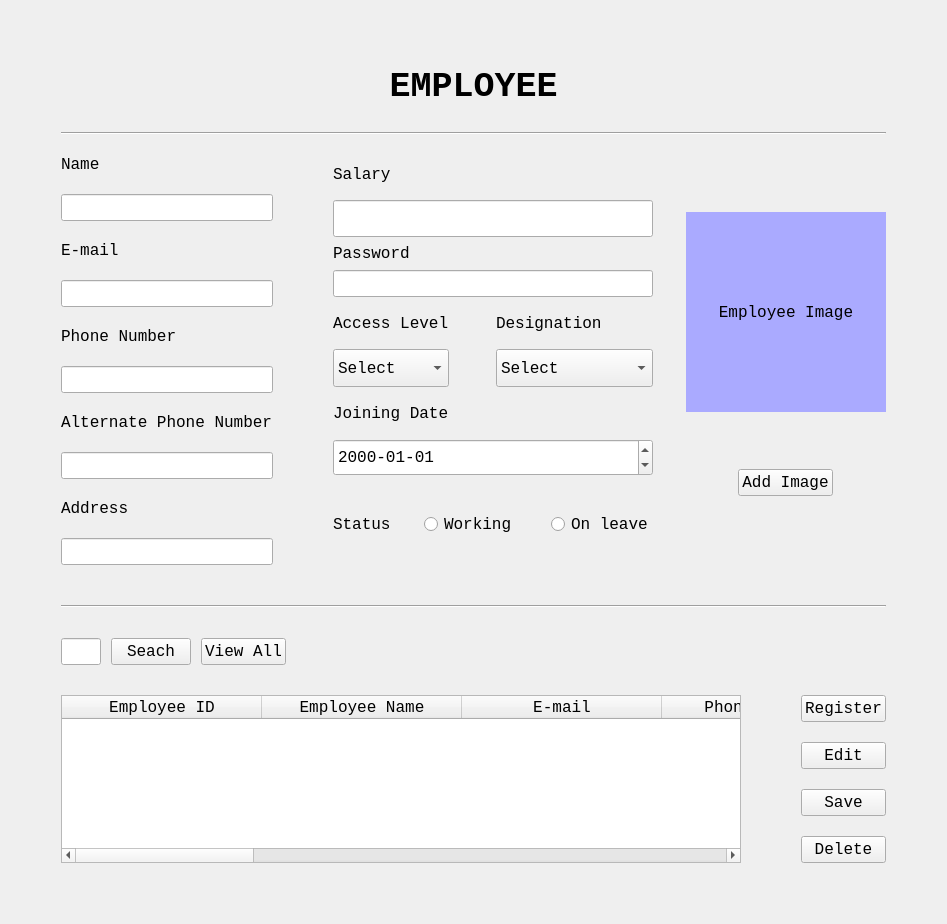
ASNaeem/Simple-VCMS, file EmployeeUI.ui: the form before one commit.
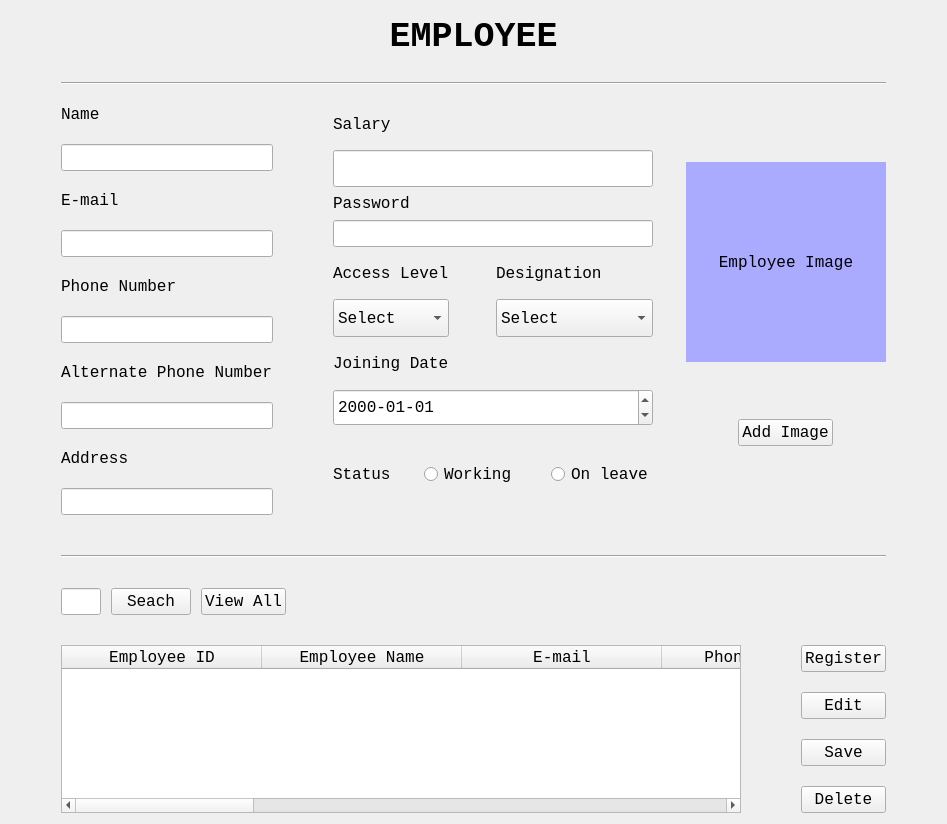
The form after the commit.

Diff of the .ui file:
```diff
--- a/EmployeeUI.ui
+++ b/EmployeeUI.ui
@@ -7,7 +7,7 @@
     <x>0</x>
     <y>0</y>
     <width>947</width>
-    <height>750</height>
+    <height>700</height>
    </rect>
   </property>
   <property name="windowTitle">
@@ -23,13 +23,13 @@
       <number>50</number>
      </property>
      <property name="topMargin">
-      <number>50</number>
+      <number>0</number>
      </property>
      <property name="rightMargin">
       <number>50</number>
      </property>
      <property name="bottomMargin">
-      <number>50</number>
+      <number>0</number>
      </property>
      <item>
       <layout class="QVBoxLayout" name="verticalLayout">
```
